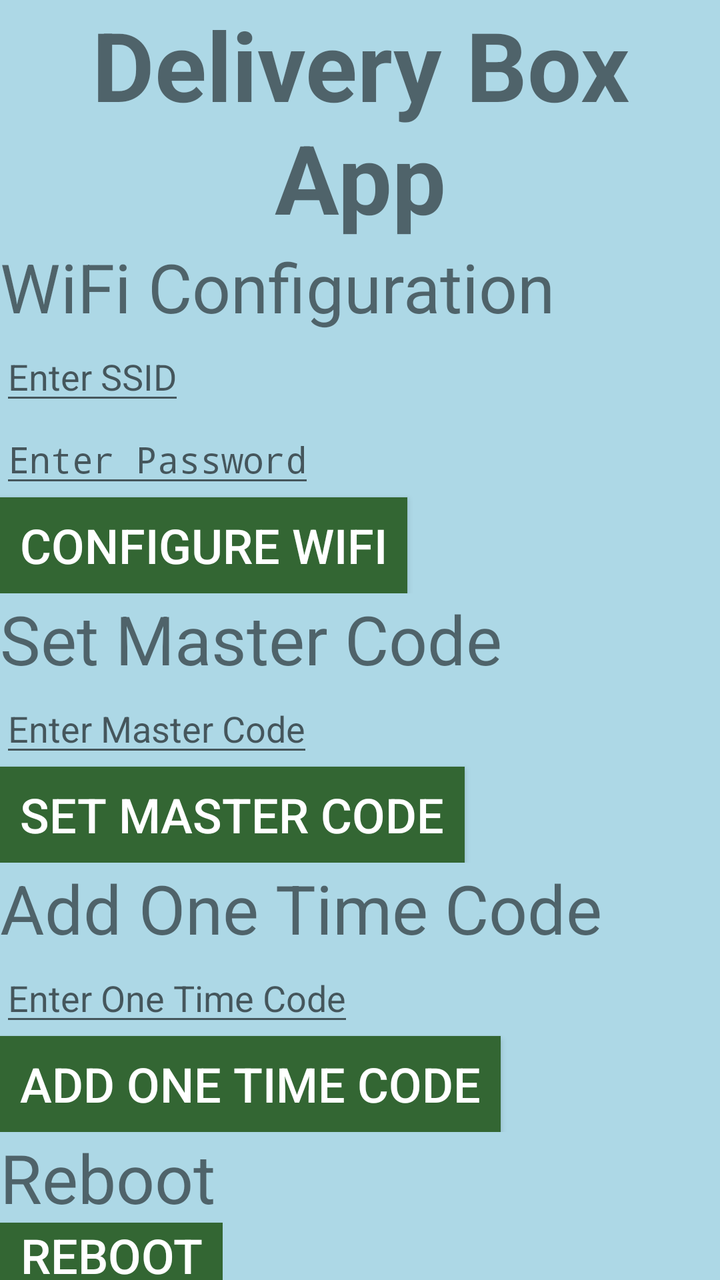
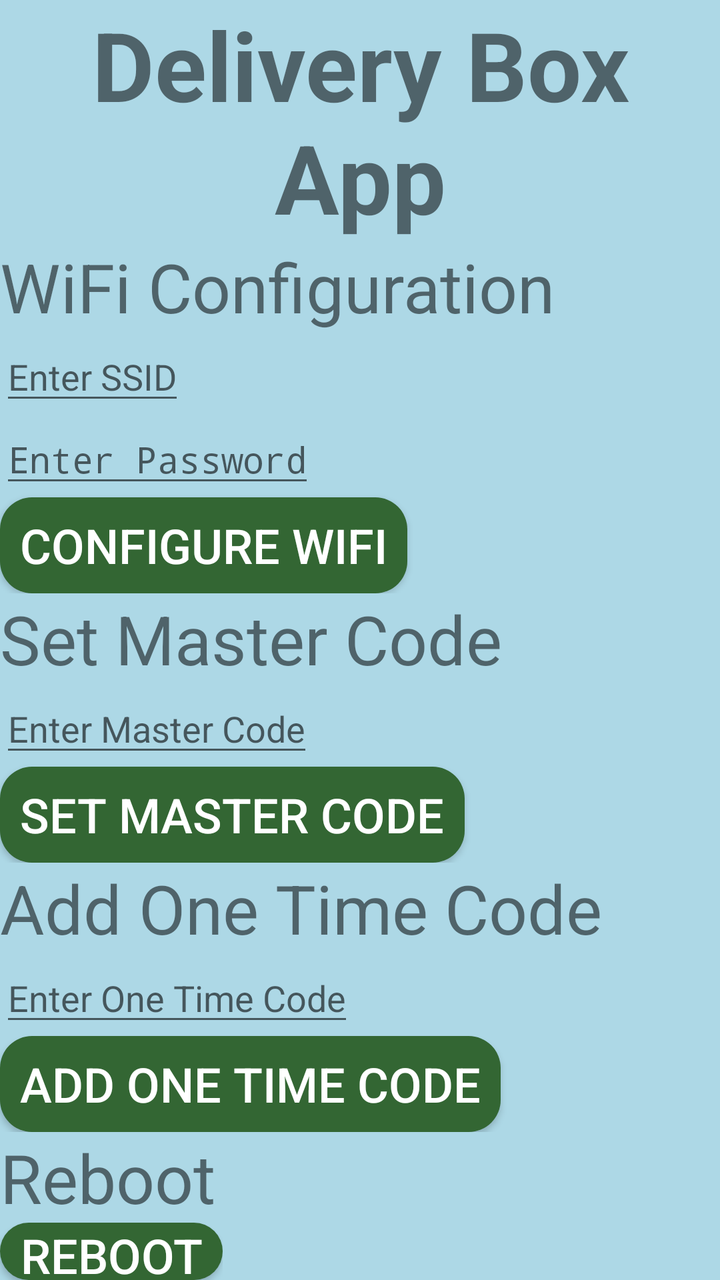

Two renders of the same Android screen: before a commit and after it. Below are the layout's source before the change and the commit's diff.
<!-- AndroidManifest.xml: activity theme Theme.DeliveryBox -->
<!-- res/layout/activity_main.xml -->
<?xml version="1.0" encoding="utf-8"?>
<LinearLayout 
  xmlns:android="http://schemas.android.com/apk/res/android"
  xmlns:tools="http://schemas.android.com/tools"
  android:layout_width="match_parent"
  android:layout_height="match_parent"
  android:orientation="vertical"
  tools:context=".MainActivity"
  android:background="@color/DWSSkyBlue"
  >
  
  
  <TextView
    android:id="@+id/title"
    android:layout_width="wrap_content"
    android:layout_height="wrap_content"
    android:text="@string/app_title"
    android:textSize="@dimen/text_h3_size"
    android:textStyle="bold"
    android:gravity="center"
  />
  
  
  <LinearLayout
    xmlns:android="http://schemas.android.com/apk/res/android"
    xmlns:tools="http://schemas.android.com/tools"  
    android:layout_width="wrap_content"
    android:layout_height="wrap_content"
    android:orientation="vertical"
    >
    <TextView 
      android:layout_width="wrap_content"
      android:layout_height="wrap_content"
      android:text="@string/wifi_section_title"
      android:textSize="@dimen/text_h4_size"
      android:textStyle="normal"
      android:gravity="center"
    />
    <EditText
      android:id="@+id/wifi_ssid"
      android:layout_width="wrap_content"
      android:layout_height="wrap_content"
      android:autofillHints="ssid"
      android:inputType="text"
      android:hint="Enter SSID"
    />
    <EditText
      android:id="@+id/wifi_password"
      android:layout_width="wrap_content"
      android:layout_height="wrap_content"
      android:autofillHints="password"
      android:inputType="textPassword"
      android:hint="Enter Password"
    />
    <Button
      android:id="@+id/configureWiFi"
      android:layout_width="wrap_content"
      android:layout_height="wrap_content"
      android:background="@color/DWSForestGreen"
      android:paddingStart="@dimen/button_padding"
      android:paddingEnd="@dimen/button_padding"
      android:text="@string/WiFiSubmit"
      android:textSize="@dimen/button_text_size"
      android:textColor="@color/button_text_color"
    />
    
  </LinearLayout>
  
  
  <LinearLayout
    xmlns:android="http://schemas.android.com/apk/res/android"
    xmlns:tools="http://schemas.android.com/tools"  
    android:layout_width="wrap_content"
    android:layout_height="wrap_content"
    android:orientation="vertical"
    >
    <TextView 
      android:layout_width="wrap_content"
      android:layout_height="wrap_content"
      android:text="@string/setmastercode_section_title"
      android:textSize="@dimen/text_h4_size"
      android:textStyle="normal"
      android:gravity="center"
    />
    <EditText
      android:id="@+id/masterCode"
      android:layout_width="wrap_content"
      android:layout_height="wrap_content"
      android:autofillHints="code"
      android:inputType="number"
      android:hint="Enter Master Code"
      android:maxLength="8"
    />
    <Button
      android:id="@+id/setMasterCode"
      android:layout_width="wrap_content"
      android:layout_height="wrap_content"
      android:background="@color/DWSForestGreen"
      android:paddingStart="@dimen/button_padding"
      android:paddingEnd="@dimen/button_padding"
      android:text="@string/SetMasterCodeSubmit"
      android:textColor="@color/button_text_color"
      android:textSize="@dimen/button_text_size"
    />
  </LinearLayout>
  
  
  <LinearLayout
    xmlns:android="http://schemas.android.com/apk/res/android"
    xmlns:tools="http://schemas.android.com/tools"  
    android:layout_width="wrap_content"
    android:layout_height="wrap_content"
    android:orientation="vertical"
    >
    <TextView 
      android:layout_width="wrap_content"
      android:layout_height="wrap_content"
      android:text="@string/addonetimecode_section_title"
      android:textSize="@dimen/text_h4_size"
      android:textStyle="normal"
      android:gravity="center"
    />
    <EditText
      android:id="@+id/oneTimeCode"
      android:layout_width="wrap_content"
      android:layout_height="wrap_content"
      android:autofillHints="code"
      android:inputType="number"
      android:hint="Enter One Time Code"
      android:maxLength="8"
    />
    <Button
      android:id="@+id/addOneTimeCode"
      android:layout_width="wrap_content"
      android:layout_height="wrap_content"
      android:background="@color/DWSForestGreen"
      android:paddingStart="@dimen/button_padding"
      android:paddingEnd="@dimen/button_padding"
      android:text="@string/AddOneTimeCode"
      android:textColor="@color/button_text_color"
      android:textSize="@dimen/button_text_size"
    />
  </LinearLayout>
  
  
  <LinearLayout
    xmlns:android="http://schemas.android.com/apk/res/android"
    xmlns:tools="http://schemas.android.com/tools"  
    android:layout_width="wrap_content"
    android:layout_height="wrap_content"
    android:orientation="vertical"
    >
    <TextView 
      android:layout_width="wrap_content"
      android:layout_height="wrap_content"
      android:text="@string/reboot_section_title"
      android:textSize="@dimen/text_h4_size"
      android:textStyle="normal"
      android:gravity="center"
    />
    <Button
      android:id="@+id/reboot"
      android:layout_width="wrap_content"
      android:layout_height="wrap_content"
      android:background="@color/DWSForestGreen"
      android:paddingStart="@dimen/button_padding"
      android:paddingEnd="@dimen/button_padding"
      android:text="@string/RebootSubmit"
      android:textColor="@color/button_text_color"
      android:textSize="@dimen/button_text_size"
    />
  </LinearLayout>
  
  <TextView
    android:layout_width="wrap_content"
    android:layout_height="wrap_content"
    android:text="@string/created_by"
    android:textSize="@dimen/text_footnote_size"
    android:gravity="center"
  />
  <TextView
    android:layout_width="wrap_content"
    android:layout_height="wrap_content"
    android:text="@string/full_project"
    android:textSize="@dimen/text_footnote_size"
    android:gravity="center"
  />
  
</LinearLayout>
<!-- resources referenced by this layout -->
<resources>
  <color name="DWSForestGreen">#336633</color>
  <color name="DWSSkyBlue">#add8e6</color>
  <color name="button_text_color">#ffffff</color>
  <dimen name="button_padding">10sp</dimen>
  <dimen name="button_text_size">24sp</dimen>
  <dimen name="text_footnote_size">12sp</dimen>
  <dimen name="text_h3_size">48sp</dimen>
  <dimen name="text_h4_size">34sp</dimen>
  <string name="AddOneTimeCode">Add One Time Code</string>
  <string name="RebootSubmit">Reboot</string>
  <string name="SetMasterCodeSubmit">Set Master Code</string>
  <string name="WiFiSubmit">Configure WiFi</string>
  <string name="addonetimecode_section_title">Add One Time Code</string>
  <string name="app_title">Delivery Box App</string>
  <string name="created_by"><a href="https://www.thecountryrobot.com/">Created by Robert Heller</a></string>
  <string name="full_project"><a href="https://github.com/RobertPHeller/DeliveryBox">Full project here.</a></string>
  <string name="reboot_section_title">Reboot</string>
  <string name="setmastercode_section_title">Set Master Code</string>
  <string name="wifi_section_title">WiFi Configuration</string>
  <style name="Theme.DeliveryBox" parent="android:Theme.Material.Light.NoActionBar" />
</resources>

<!-- the commit's change to res/layout/activity_main.xml (unified diff, before → after) -->
@@ -56,7 +56,7 @@
       android:id="@+id/configureWiFi"
       android:layout_width="wrap_content"
       android:layout_height="wrap_content"
-      android:background="@color/DWSForestGreen"
+      android:background="@drawable/rounded_button"
       android:paddingStart="@dimen/button_padding"
       android:paddingEnd="@dimen/button_padding"
       android:text="@string/WiFiSubmit"
@@ -95,7 +95,7 @@
       android:id="@+id/setMasterCode"
       android:layout_width="wrap_content"
       android:layout_height="wrap_content"
-      android:background="@color/DWSForestGreen"
+      android:background="@drawable/rounded_button"
       android:paddingStart="@dimen/button_padding"
       android:paddingEnd="@dimen/button_padding"
       android:text="@string/SetMasterCodeSubmit"
@@ -133,7 +133,7 @@
       android:id="@+id/addOneTimeCode"
       android:layout_width="wrap_content"
       android:layout_height="wrap_content"
-      android:background="@color/DWSForestGreen"
+      android:background="@drawable/rounded_button"
       android:paddingStart="@dimen/button_padding"
       android:paddingEnd="@dimen/button_padding"
       android:text="@string/AddOneTimeCode"
@@ -162,7 +162,7 @@
       android:id="@+id/reboot"
       android:layout_width="wrap_content"
       android:layout_height="wrap_content"
-      android:background="@color/DWSForestGreen"
+      android:background="@drawable/rounded_button"
       android:paddingStart="@dimen/button_padding"
       android:paddingEnd="@dimen/button_padding"
       android:text="@string/RebootSubmit"
<!-- resource entries referenced after the edit -->
@@ -8,6 +8,12 @@
   <dimen name="text_footnote_size">12sp</dimen>
   <dimen name="text_h3_size">48sp</dimen>
   <dimen name="text_h4_size">34sp</dimen>
+  <!-- drawable rounded_button (drawable) -->
+  <?xml version="1.0" encoding="utf-8"?>
+  <shape xmlns:android="http://schemas.android.com/apk/res/android">
+    <solid android:color="@color/DWSForestGreen"/> 
+    <corners android:radius="16dp"/> 
+  </shape>
   <string name="AddOneTimeCode">Add One Time Code</string>
   <string name="RebootSubmit">Reboot</string>
   <string name="SetMasterCodeSubmit">Set Master Code</string>
